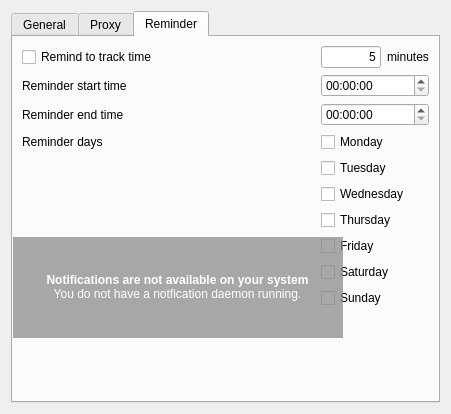
Old version of the form src/ui/linux/TogglDesktop/preferencesdialog.ui in the repository toggl-open-source/toggldesktop.
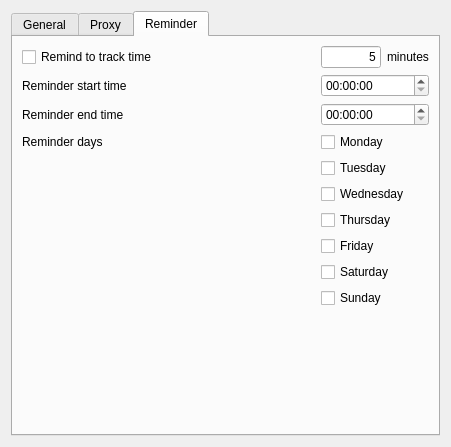
New version of the form. The open tabs and pages were chosen to show the change.

Commit message:
Don't disable the reminders tab when the Notifications API is disabled (linux)
Fixes #2916

Patch:
```diff
--- a/src/ui/linux/TogglDesktop/preferencesdialog.ui
+++ b/src/ui/linux/TogglDesktop/preferencesdialog.ui
@@ -7,7 +7,7 @@
     <x>0</x>
     <y>0</y>
     <width>451</width>
-    <height>414</height>
+    <height>447</height>
    </rect>
   </property>
   <property name="windowTitle">
@@ -466,41 +466,6 @@
         </widget>
        </item>
       </layout>
-      <widget class="QLabel" name="reminderWarning">
-       <property name="geometry">
-        <rect>
-         <x>-1</x>
-         <y>200</y>
-         <width>331</width>
-         <height>101</height>
-        </rect>
-       </property>
-       <property name="styleSheet">
-        <string notr="true">color:white;background-color:#bb888888</string>
-       </property>
-       <property name="text">
-        <string>&lt;b&gt;Notifications are not available on your system&lt;/b&gt;&lt;br&gt;You do not have a notfication daemon running.</string>
-       </property>
-       <property name="alignment">
-        <set>Qt::AlignCenter</set>
-       </property>
-      </widget>
-      <zorder>reminderEndTimeEdit</zorder>
-      <zorder>remindToTrackTime</zorder>
-      <zorder>dayCheckbox_7</zorder>
-      <zorder>reminderEndTimeLabel</zorder>
-      <zorder>dayCheckbox_4</zorder>
-      <zorder>reminderStartTimeLabel</zorder>
-      <zorder>dayCheckbox_3</zorder>
-      <zorder>reminderDaysLabel</zorder>
-      <zorder>dayCheckbox_5</zorder>
-      <zorder>dayCheckbox_6</zorder>
-      <zorder>dayCheckbox_1</zorder>
-      <zorder>reminderMinutes</zorder>
-      <zorder>dayCheckbox_2</zorder>
-      <zorder>reminderStartTimeEdit</zorder>
-      <zorder>reminderMinutesLabel</zorder>
-      <zorder>reminderWarning</zorder>
      </widget>
     </widget>
    </item>
```
Left out of the diff: 2 changed lines with no effect on the pictures. The commit also changes 3 other files.
